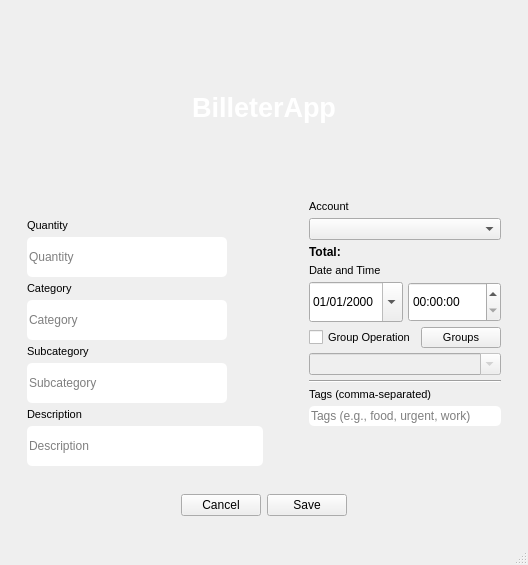
This is billeUI/uis/operation_incomeexpense_screen.ui in Igna11/Billetera2.0 as Qt 5 draws it before an edit. The edited form follows.
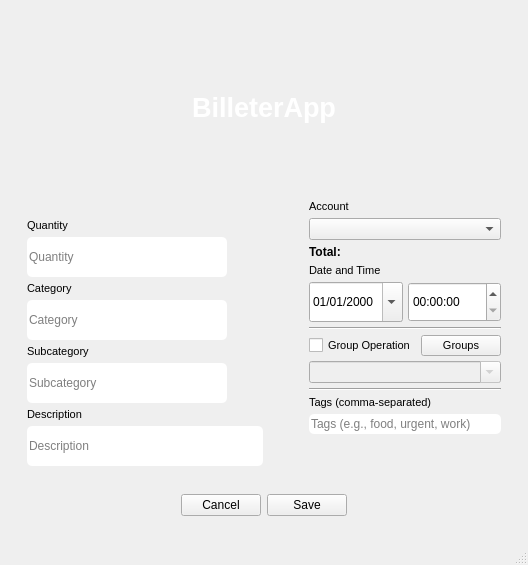
This is the edited form.

```diff
--- a/billeUI/uis/operation_incomeexpense_screen.ui
+++ b/billeUI/uis/operation_incomeexpense_screen.ui
@@ -258,7 +258,7 @@
            </spacer>
           </item>
           <item>
-           <layout class="QVBoxLayout" name="acc_verticalLayout" stretch="0,0,0,0,0,0,0,0,0,0,0">
+           <layout class="QVBoxLayout" name="acc_verticalLayout" stretch="0,0,0,0,0,0,0,0,0,0,0,0">
             <property name="spacing">
              <number>5</number>
             </property>
@@ -338,6 +338,13 @@
               </item>
              </layout>
             </item>
+            <item>
+             <widget class="Line" name="line_2">
+              <property name="orientation">
+               <enum>Qt::Horizontal</enum>
+              </property>
+             </widget>
+            </item>
             <item>
              <layout class="QHBoxLayout" name="horizontalLayout_3">
               <item>
```
